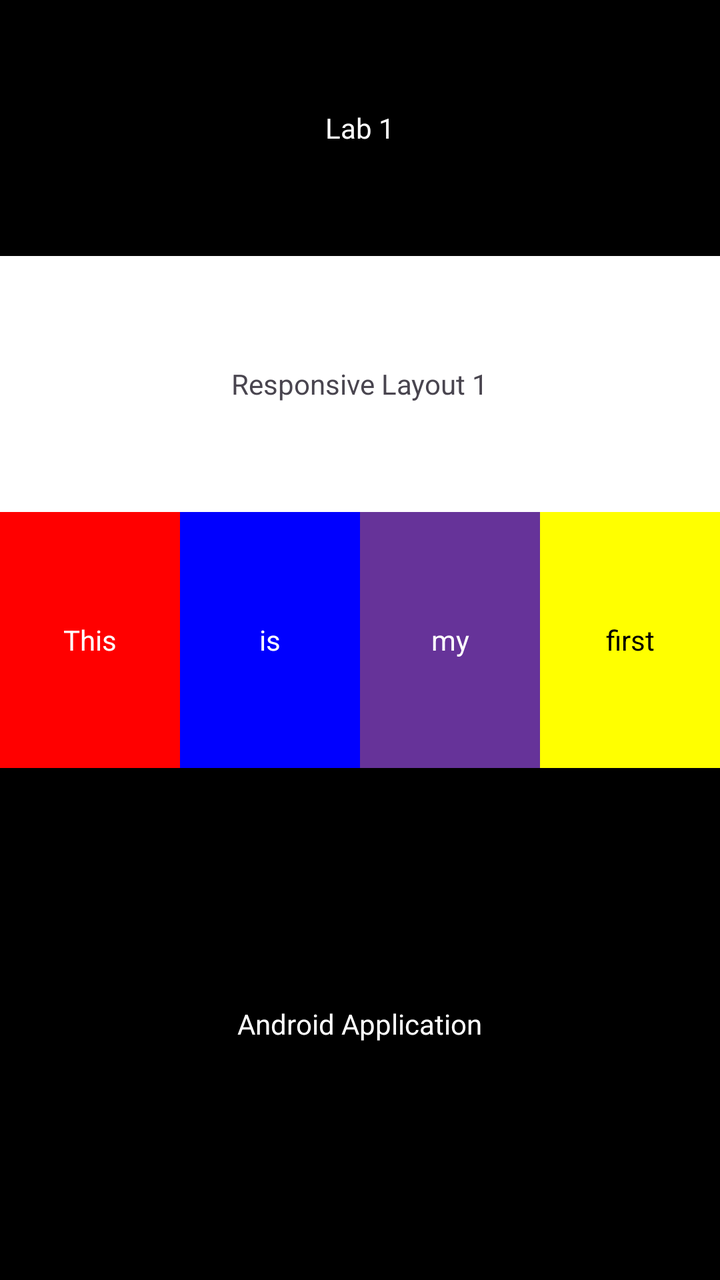
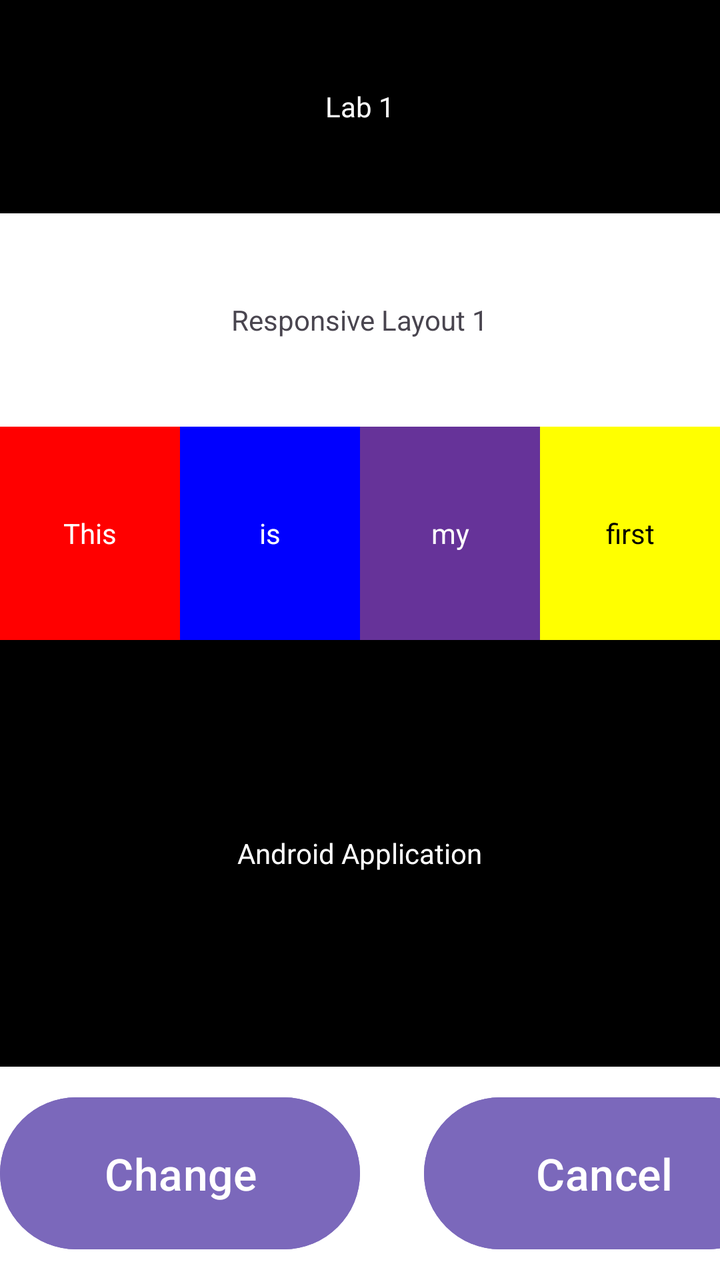

Compare the two renders of this Android layout. The source of the first and the diff that turns it into the second are given below.
<!-- AndroidManifest.xml: application theme Theme.P1_LinearLayout -->
<!-- res/layout/activity_main.xml -->
<?xml version="1.0" encoding="utf-8"?>
<LinearLayout xmlns:android="http://schemas.android.com/apk/res/android"
    android:id="@+id/main"
    android:layout_width="match_parent"
    android:layout_height="match_parent"
    android:orientation="vertical">

    <LinearLayout
        android:layout_width="match_parent"
        android:layout_height="0dp"
        android:layout_weight="1"
        android:background="#000000"
        android:gravity="center">
        <TextView
            android:layout_width="wrap_content"
            android:layout_height="wrap_content"
            android:text="Lab 1"
            android:textColor="#FFFFFF"/>
    </LinearLayout>

    <LinearLayout
        android:layout_width="match_parent"
        android:layout_height="0dp"
        android:layout_weight="1"
        android:background="#FFFFFF"
        android:gravity="center">
        <TextView
            android:layout_width="wrap_content"
            android:layout_height="wrap_content"
            android:text="Responsive Layout 1"/>
    </LinearLayout>

    <LinearLayout
        android:layout_width="match_parent"
        android:layout_height="0dp"
        android:layout_weight="1"
        android:background="#FFFFFF"
        android:orientation="horizontal">

        <TextView
            android:layout_width="0dp"
            android:layout_height="match_parent"
            android:layout_weight="1"
            android:background="#ff0000"
            android:text="This"
            android:gravity="center"
            android:textColor="#ffffff"/>
        <TextView
            android:layout_width="0dp"
            android:layout_height="match_parent"
            android:layout_weight="1"
            android:background="#0000ff"
            android:text="is"
            android:gravity="center"
            android:textColor="#ffffff"/>
        <TextView
            android:layout_width="0dp"
            android:layout_height="match_parent"
            android:layout_weight="1"
            android:background="#663399"
            android:text="my"
            android:gravity="center"
            android:textColor="#ffffff"/>
        <TextView
            android:layout_width="0dp"
            android:layout_height="match_parent"
            android:layout_weight="1"
            android:background="#ffff00"
            android:text="first"
            android:gravity="center"
            android:textColor="#000000"/>
    </LinearLayout>

    <LinearLayout
        android:layout_width="match_parent"
        android:layout_height="0dp"
        android:layout_weight="2"
        android:background="#000000"
        android:gravity="center">
        <TextView
            android:layout_width="wrap_content"
            android:layout_height="wrap_content"
            android:text="Android Application"
            android:textColor="#FFFFFF"/>
    </LinearLayout>

</LinearLayout>
<!-- resources referenced by this layout -->
<resources>
  <style name="Theme.P1_LinearLayout" parent="Base.Theme.P1_LinearLayout" />
  <style name="Base.Theme.P1_LinearLayout" parent="Theme.Material3.DayNight.NoActionBar">
          
          
      </style>
</resources>

<!-- the commit's change to res/layout/activity_main.xml (unified diff, before → after) -->
@@ -84,4 +84,36 @@
             android:textColor="#FFFFFF"/>
     </LinearLayout>
 
+    <LinearLayout
+        android:layout_width="match_parent"
+        android:layout_height="0dp"
+        android:layout_weight="1"
+        android:background="#FFFFFF"
+        android:gravity="center">
+        <LinearLayout
+            android:layout_width="wrap_content"
+            android:layout_height="wrap_content"
+            android:orientation="horizontal">
+
+            <Button
+                android:id="@+id/btnChange"
+                android:layout_width="180dp"
+                android:layout_height="84dp"
+                android:text="Change"
+                android:textSize="22sp"
+                android:textColor="#FFFFFF"
+                android:backgroundTint="#7b68bb"
+                android:layout_marginEnd="32dp"/>
+
+            <Button
+                android:id="@+id/btnCancel"
+                android:layout_width="180dp"
+                android:layout_height="84dp"
+                android:text="Cancel"
+                android:textSize="22sp"
+                android:textColor="#FFFFFF"
+                android:backgroundTint="#7b68bb"/>
+        </LinearLayout>
+    </LinearLayout>
+
 </LinearLayout>
